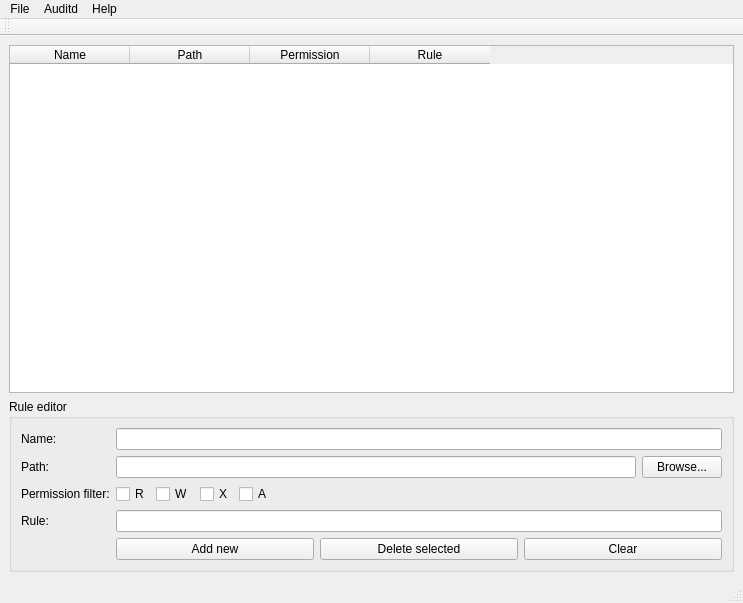
Qt form AuditGUI/src/layouts/main.ui (jsionr/audit-gui) before a commit.
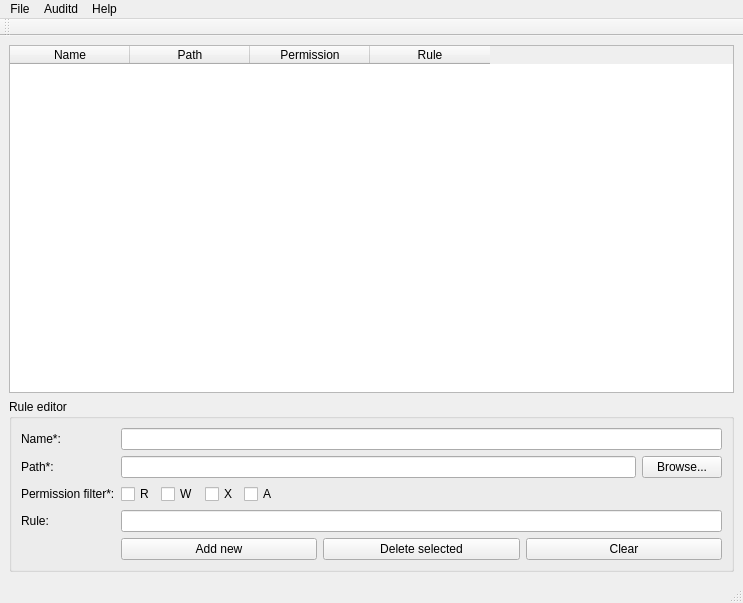
The same form after that commit.

Diff of the .ui file:
```diff
--- a/AuditGUI/src/layouts/main.ui
+++ b/AuditGUI/src/layouts/main.ui
@@ -72,7 +72,7 @@
        <item row="2" column="0">
         <widget class="QLabel" name="label">
          <property name="text">
-          <string>Name:</string>
+          <string>Name*:</string>
          </property>
         </widget>
        </item>
@@ -82,14 +82,14 @@
        <item row="3" column="0">
         <widget class="QLabel" name="label_2">
          <property name="text">
-          <string>Path:</string>
+          <string>Path*:</string>
          </property>
         </widget>
        </item>
        <item row="4" column="0">
         <widget class="QLabel" name="label_3">
          <property name="text">
-          <string>Permission filter:</string>
+          <string>Permission filter*:</string>
          </property>
         </widget>
        </item>
```
Left out of the diff: 2 changed lines with no effect on the pictures.
